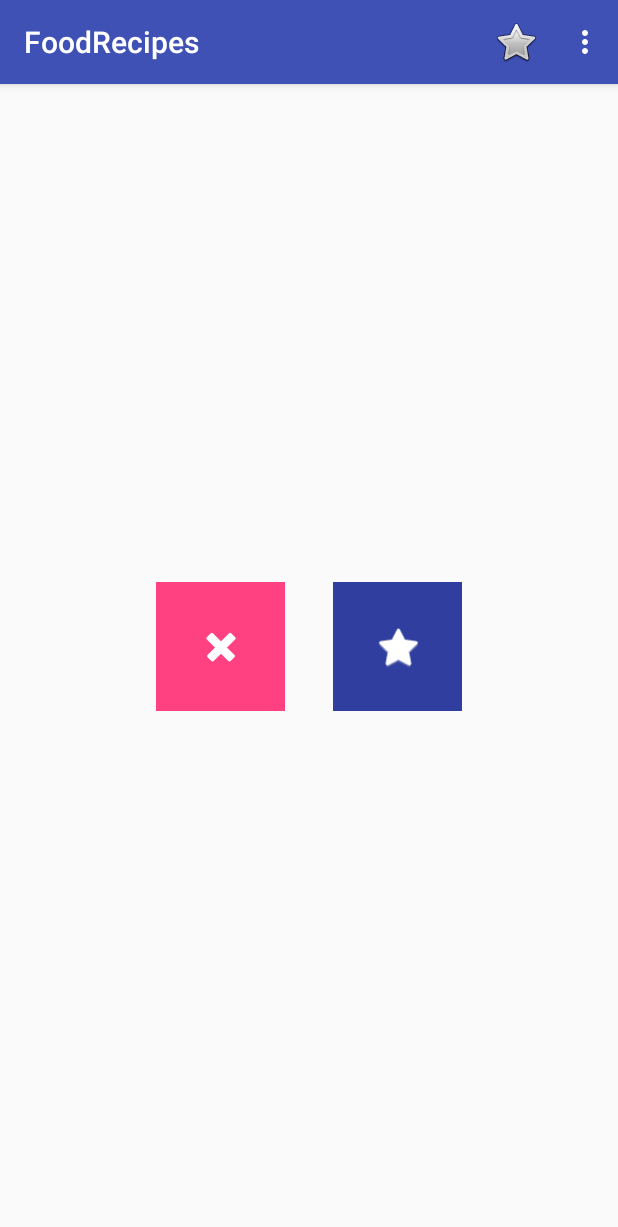
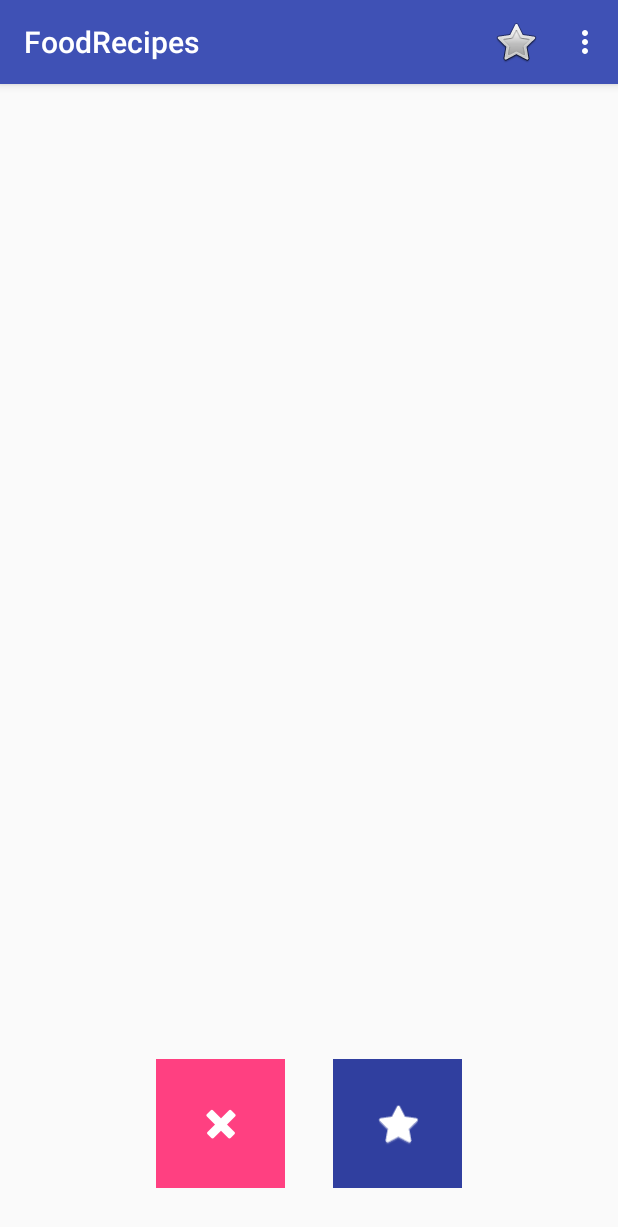
Before and after one commit to vkdinventor/FoodRecipes, an Android app: the RecipeMainActivity screen opened directly, with no data from a screen before it, on a phone screen of 412 x 824 dp. Shown: the top 1227 px of the screen. Run offline under Robolectric (Android 15) with nearby library versions, the phone set to English and light mode, and no system bars; our stand-ins replace ButterKnife, Dagger/Hilt's generated code, EventBus; libraries missing offline, so code that uses them is left out: com.facebook, com.facebook.appevents, com.facebook.login; pictures from the network do not load; 1 statement that could not run was skipped.

```diff
--- a/app/src/main/java/com/vkdinventor/app/foodrecipes/recipesmain/ui/SwipeGestureDetector.java
+++ b/app/src/main/java/com/vkdinventor/app/foodrecipes/recipesmain/ui/SwipeGestureDetector.java
@@ -12,8 +12,8 @@ import android.view.MotionEvent;
 
 public class SwipeGestureDetector extends GestureDetector.SimpleOnGestureListener {
 
-    private static final int SWIPE_THRESHOLD = 50;
-    private static final int SWIPE_VELOCITY_THRESHOLD = 50;
+    private static final int SWIPE_THRESHOLD = 100;
+    private static final int SWIPE_VELOCITY_THRESHOLD = 100;
 
     private SwipeGestureListener listener;
 
@@ -31,10 +31,11 @@ public class SwipeGestureDetector extends GestureDetector.SimpleOnGestureListene
 
         float swipeValue = e2.getX()-e1.getX();
 
-        if(Math.abs(swipeValue) > SWIPE_THRESHOLD  && velocityX > SWIPE_VELOCITY_THRESHOLD){
+        Log.v("vikash","swipe test: swipe value :"+swipeValue+" vleocity :"+velocityX);
 
-            Log.v("vikash","swipe right :"+swipeValue);
+        if(Math.abs(swipeValue) > SWIPE_THRESHOLD  && Math.abs(velocityX) > SWIPE_VELOCITY_THRESHOLD){
             if(swipeValue > 0){
+                Log.v("vikash","swipe right :"+swipeValue);
                 listener.onKeep();
             }else {
                 Log.v("vikash","swipe left to dismiss :" +swipeValue);
--- a/app/src/main/res/layout/activity_recipe_main.xml
+++ b/app/src/main/res/layout/activity_recipe_main.xml
@@ -13,8 +13,6 @@
         android:layout_width="match_parent"
         android:layout_height="@dimen/recipes_main_image_height"
         android:id="@+id/imgRecipe"
-        android:layout_marginLeft="@dimen/activity_horizontal_margin"
-        android:layout_marginRight="@dimen/activity_horizontal_margin"
         android:layout_alignParentTop="true"
         android:layout_centerHorizontal="true" />
 
@@ -23,7 +21,7 @@
         android:layout_width="wrap_content"
         android:layout_height="wrap_content"
         android:layout_centerHorizontal="true"
-        android:layout_below="@+id/imgRecipe"
+        android:layout_alignParentBottom="true"
         android:id="@+id/linearLayout">
 
         <ImageButton
```
